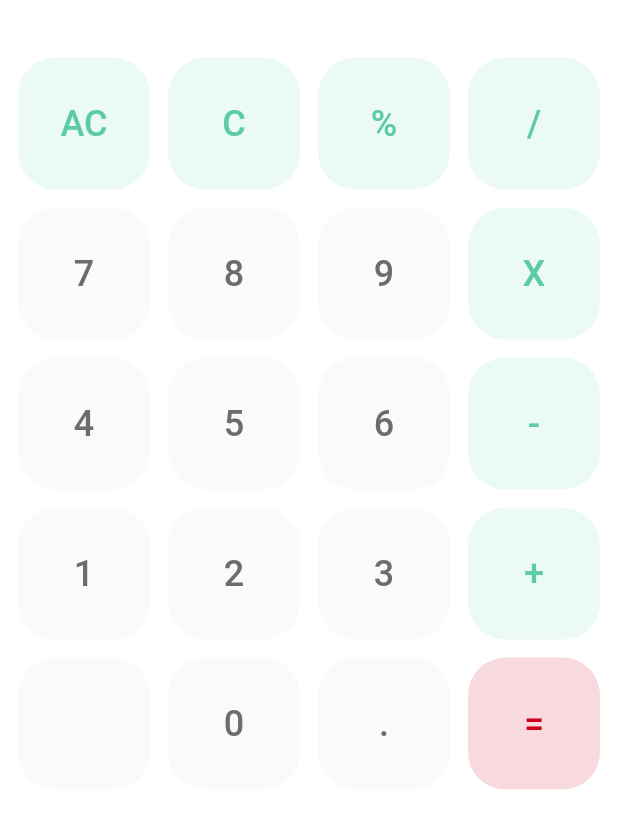
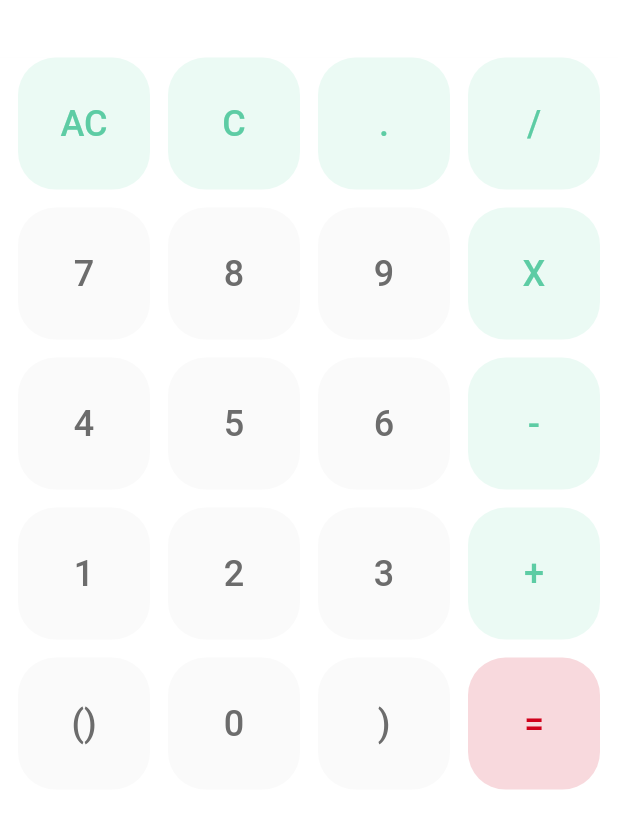
Before and after one commit to Pushpender-18/Basic-Calculator, a Flutter app: the screen it shows after launch, on a phone screen of 412 x 824 dp. Shown: the part 417-1233 px from the top of the screen. Run offline on Flutter 3.47's test engine with Material 2 defaults, Android fonts, the phone set to English and light mode, and no system bars.

Commit message:
Added brackets and removed %

```diff
--- a/lib/data/key_data.dart
+++ b/lib/data/key_data.dart
@@ -9,7 +9,7 @@ class KeyData {
   final data = [
     const KeyConfig(name: 'AC', color: 1),
     const KeyConfig(name: 'C', color: 1),
-    const KeyConfig(name: '%', color: 1),
+    const KeyConfig(name: '.', color: 1),
     const KeyConfig(name: '/', color: 1),
     const KeyConfig(name: '7', color: 0),
     const KeyConfig(name: '8', color: 0),
@@ -23,9 +23,9 @@ class KeyData {
     const KeyConfig(name: '2', color: 0),
     const KeyConfig(name: '3', color: 0),
     const KeyConfig(name: '+', color: 1),
-    const KeyConfig(name: ' ', color: 0),
+    const KeyConfig(name: '()', color: 0),
     const KeyConfig(name: '0', color: 0),
-    const KeyConfig(name: '.', color: 0),
+    const KeyConfig(name: ')', color: 0),
     const KeyConfig(name: '=', color: 2),
   ];
 
```
